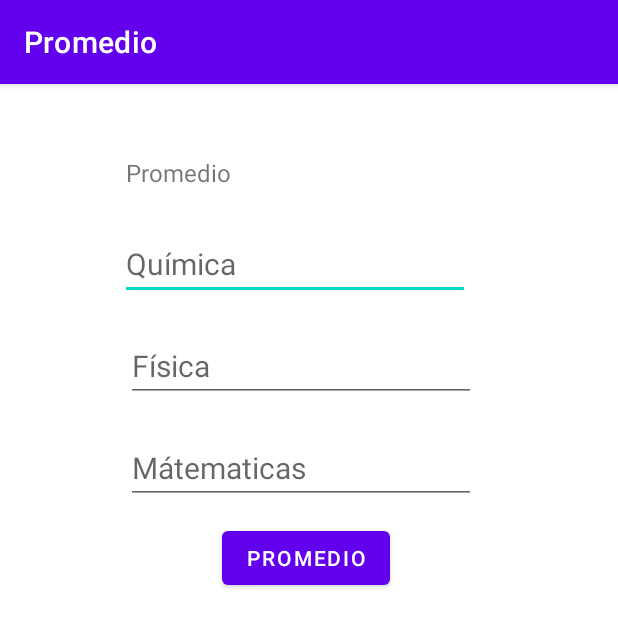
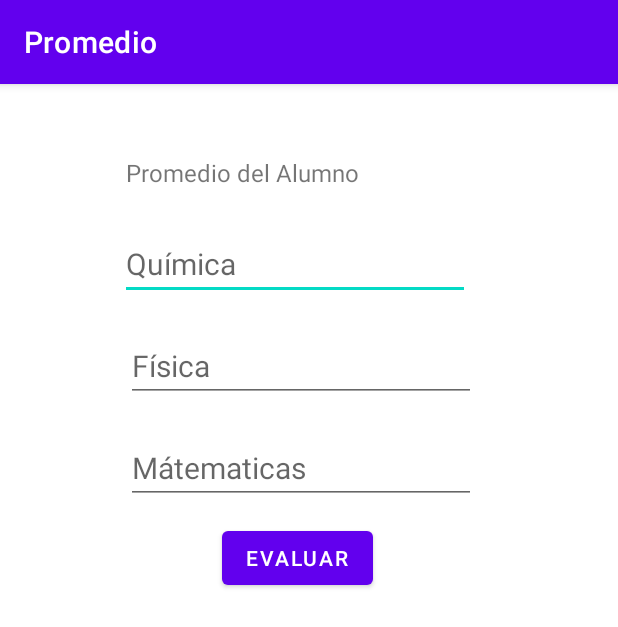
Before and after one commit to NelsonrBermejo/Android, an Android app: the screen it shows after launch (MainActivity), on a phone screen of 412 x 824 dp. Shown: the top 627 px of the screen. Run offline under Robolectric (Android 15) with nearby library versions, the phone set to English and light mode, and no system bars.

Commit message:
5# creo etiquetas en string.xml y las uso en xml layout

```diff
--- a/Promedio11/app/src/main/res/layout/activity_main.xml
+++ b/Promedio11/app/src/main/res/layout/activity_main.xml
@@ -12,7 +12,7 @@
         android:layout_height="28dp"
         android:layout_marginStart="84dp"
         android:layout_marginTop="48dp"
-        android:text="Promedio"
+        android:text="@string/tv_promedio_string"
         android:textSize="16sp"
         app:layout_constraintStart_toStartOf="parent"
         app:layout_constraintTop_toTopOf="parent" />
@@ -25,7 +25,7 @@
         android:layout_marginTop="20dp"
         android:layout_marginBottom="20dp"
         android:ems="10"
-        android:hint="Química"
+        android:hint="@string/txt_quimica_hint_string"
         android:inputType="number"
         android:textSize="20sp"
         app:layout_constraintBottom_toTopOf="@+id/txt_num2"
@@ -40,7 +40,7 @@
         android:layout_marginStart="84dp"
         android:layout_marginBottom="20dp"
         android:ems="10"
-        android:hint="Física"
+        android:hint="@string/txt_fisica_hint_string"
         android:inputType="number"
         android:textSize="20sp"
         app:layout_constraintBottom_toTopOf="@+id/txt_num3"
@@ -53,7 +53,7 @@
         android:layout_marginStart="84dp"
         android:layout_marginTop="20dp"
         android:ems="10"
-        android:hint="Mátematicas"
+        android:hint="@string/txt_matematicas_hint_string"
         android:inputType="number"
         android:textSize="20sp"
         app:layout_constraintStart_toStartOf="parent"
@@ -66,7 +66,7 @@
         android:layout_marginStart="148dp"
         android:layout_marginTop="12dp"
         android:onClick="Promedio"
-        android:text="PROMEDIO"
+        android:text="@string/button_evaluar"
         app:layout_constraintStart_toStartOf="parent"
         app:layout_constraintTop_toBottomOf="@+id/txt_num3" />
 </androidx.constraintlayout.widget.ConstraintLayout>
--- a/Promedio11/app/src/main/res/values/strings.xml
+++ b/Promedio11/app/src/main/res/values/strings.xml
@@ -1,3 +1,8 @@
 <resources>
     <string name="app_name">Promedio</string>
+    <string name="txt_matematicas_hint_string">Mátematicas</string>
+    <string name="txt_fisica_hint_string">Física</string>
+    <string name="txt_quimica_hint_string">Química</string>
+    <string name="tv_promedio_string">Promedio del Alumno</string>
+    <string name="button_evaluar">Evaluar</string>
 </resources>
```
